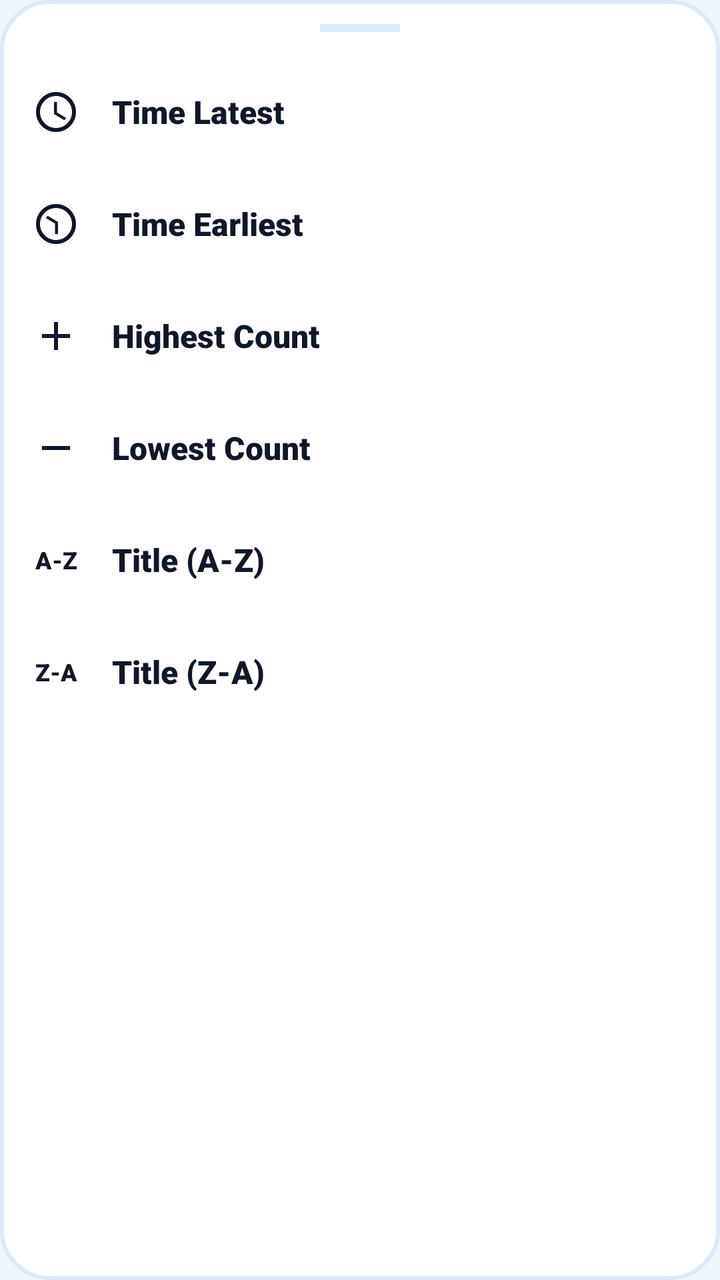
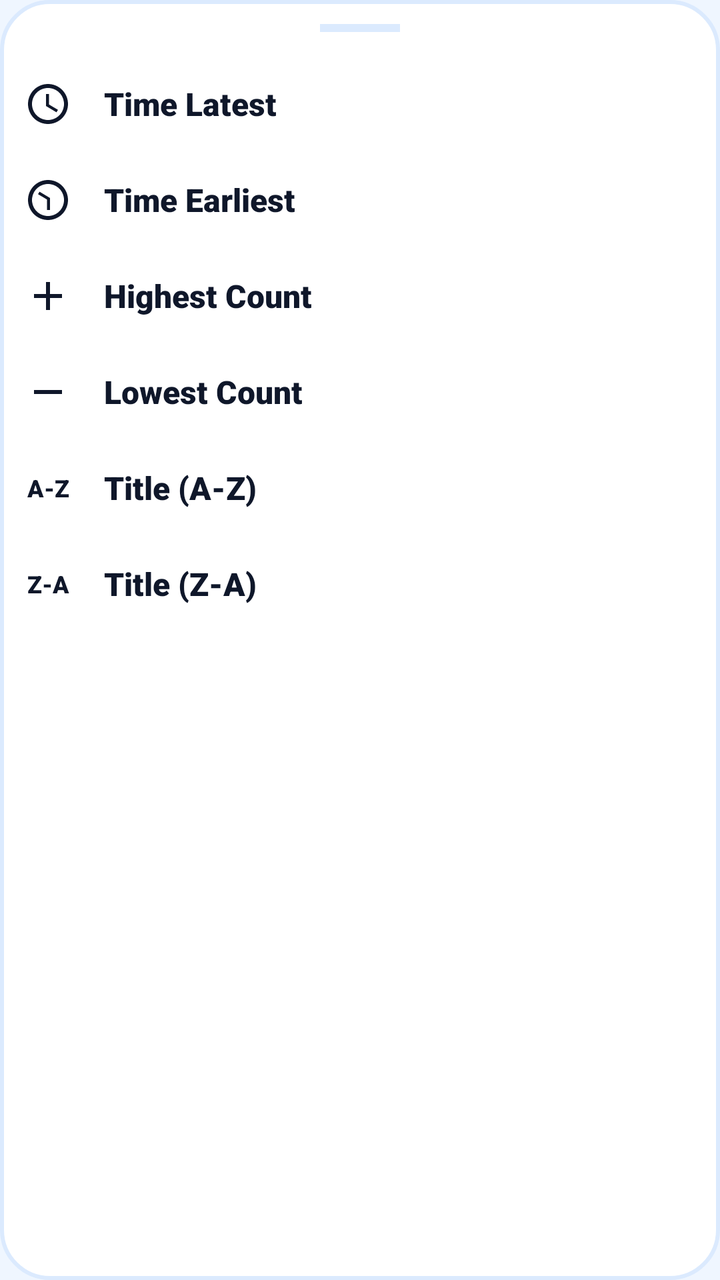

Screens rendered from an Android XML layout before and after an edit, with the pre-edit source and the edit as a unified diff.
<!-- AndroidManifest.xml: application theme Theme.SmartTasbeeh -->
<!-- res/layout/bottom_sheet_sort.xml -->
<?xml version="1.0" encoding="utf-8"?>
<LinearLayout xmlns:android="http://schemas.android.com/apk/res/android"
    xmlns:app="http://schemas.android.com/apk/res-auto"
    android:layout_width="match_parent"
    android:layout_height="wrap_content"
    android:orientation="vertical"
    android:background="@drawable/dialog_background_premium"
    android:paddingBottom="24dp">

    
    <View
        android:layout_width="40dp"
        android:layout_height="4dp"
        android:layout_gravity="center_horizontal"
        android:layout_marginTop="12dp"
        android:layout_marginBottom="12dp"
        android:background="@color/card_stroke_color"
        android:backgroundTint="@color/card_stroke_color"/>

    
    <LinearLayout
        android:id="@+id/optionLatest"
        android:layout_width="match_parent"
        android:layout_height="wrap_content"
        android:orientation="horizontal"
        android:padding="16dp"
        android:background="?attr/selectableItemBackground"
        android:gravity="center_vertical">
        <ImageView
            android:layout_width="24dp"
            android:layout_height="24dp"
            android:src="@drawable/ic_clock"
            app:tint="@color/text_primary"
            android:layout_marginEnd="16dp"/>
        <TextView
            android:layout_width="wrap_content"
            android:layout_height="wrap_content"
            android:text="Time Latest"
            android:textSize="16sp"
            android:fontFamily="sans-serif-black"
            android:textColor="@color/text_primary"/>
    </LinearLayout>

    
    <LinearLayout
        android:id="@+id/optionEarliest"
        android:layout_width="match_parent"
        android:layout_height="wrap_content"
        android:orientation="horizontal"
        android:padding="16dp"
        android:background="?attr/selectableItemBackground"
        android:gravity="center_vertical">
        <ImageView
            android:layout_width="24dp"
            android:layout_height="24dp"
            android:src="@drawable/ic_clock"
            android:rotation="180"
            app:tint="@color/text_primary"
            android:layout_marginEnd="16dp"/>
        <TextView
            android:layout_width="wrap_content"
            android:layout_height="wrap_content"
            android:text="Time Earliest"
            android:fontFamily="sans-serif-black"
            android:textSize="16sp"
            android:textColor="@color/text_primary"/>
    </LinearLayout>

    
    <LinearLayout
        android:id="@+id/optionHighest"
        android:layout_width="match_parent"
        android:layout_height="wrap_content"
        android:orientation="horizontal"
        android:padding="16dp"
        android:background="?attr/selectableItemBackground"
        android:gravity="center_vertical">
        <ImageView
            android:layout_width="24dp"
            android:layout_height="24dp"
            android:src="@drawable/ic_add" 
            app:tint="@color/text_primary"
            android:layout_marginEnd="16dp"/>
        <TextView
            android:layout_width="wrap_content"
            android:layout_height="wrap_content"
            android:text="Highest Count"
            android:fontFamily="sans-serif-black"
            android:textSize="16sp"
            android:textColor="@color/text_primary"/>
    </LinearLayout>
    
    
    <LinearLayout
        android:id="@+id/optionLowest"
        android:layout_width="match_parent"
        android:layout_height="wrap_content"
        android:orientation="horizontal"
        android:padding="16dp"
        android:background="?attr/selectableItemBackground"
        android:gravity="center_vertical">
        <ImageView
            android:layout_width="24dp"
            android:layout_height="24dp"
            android:src="@drawable/ic_remove" 
            app:tint="@color/text_primary"
            android:layout_marginEnd="16dp"/>
        <TextView
            android:layout_width="wrap_content"
            android:layout_height="wrap_content"
            android:text="Lowest Count"
            android:fontFamily="sans-serif-black"
            android:textSize="16sp"
            android:textColor="@color/text_primary"/>
    </LinearLayout>

    
    <LinearLayout
         android:id="@+id/optionAZ"
        android:layout_width="match_parent"
        android:layout_height="wrap_content"
        android:orientation="horizontal"
        android:padding="16dp"
        android:background="?attr/selectableItemBackground"
        android:gravity="center_vertical">
        <TextView
             android:layout_width="24dp"
             android:layout_height="24dp"
             android:text="A-Z"
            android:fontFamily="sans-serif-black"
             android:textSize="12sp"
             android:gravity="center"
             android:textColor="@color/text_primary"
             android:layout_marginEnd="16dp"/>
        <TextView
            android:layout_width="wrap_content"
            android:layout_height="wrap_content"
            android:text="Title (A-Z)"
            android:fontFamily="sans-serif-black"
            android:textSize="16sp"
            android:textColor="@color/text_primary"/>
    </LinearLayout>

    
    <LinearLayout
        android:id="@+id/optionZA"
        android:layout_width="match_parent"
        android:layout_height="wrap_content"
        android:orientation="horizontal"
        android:padding="16dp"
        android:background="?attr/selectableItemBackground"
        android:gravity="center_vertical">
        <TextView
             android:layout_width="24dp"
             android:layout_height="24dp"
             android:text="Z-A"
            android:fontFamily="sans-serif-black"
             android:textSize="12sp"
             android:gravity="center"
             android:textColor="@color/text_primary"
             android:layout_marginEnd="16dp"/>
        <TextView
            android:layout_width="wrap_content"
            android:layout_height="wrap_content"
            android:text="Title (Z-A)"
            android:fontFamily="sans-serif-black"
            android:textSize="16sp"
            android:textColor="@color/text_primary"/>
    </LinearLayout>

</LinearLayout>
<!-- resources referenced by this layout -->
<resources>
  <color name="card_stroke_color">#DBEAFE</color>
  <color name="text_primary">#0F172A</color>
  <!-- drawable dialog_background_premium (drawable) -->
  <?xml version="1.0" encoding="utf-8"?>
  <shape xmlns:android="http://schemas.android.com/apk/res/android"
      android:shape="rectangle">
      <solid android:color="@color/card_background"/>
      <corners android:radius="24dp"/>
      <stroke android:width="2dp" android:color="@color/card_stroke_color"/>
  </shape>
  <!-- drawable ic_add (drawable) -->
  <vector xmlns:android="http://schemas.android.com/apk/res/android"
      android:width="24dp"
      android:height="24dp"
      android:viewportWidth="24"
      android:viewportHeight="24">
      <path
        android:fillColor="@android:color/white"
        android:pathData="M19,13h-6v6h-2v-6H5v-2h6V5h2v6h6v2z"/>
  </vector>
  <!-- drawable ic_clock (drawable) -->
  <vector xmlns:android="http://schemas.android.com/apk/res/android"
      android:width="24dp"
      android:height="24dp"
      android:viewportWidth="24.0"
      android:viewportHeight="24.0">
      <path
          android:fillColor="@android:color/white"
          android:pathData="M11.99,2C6.47,2 2,6.48 2,12s4.47,10 9.99,10C17.52,22 22,17.52 22,12S17.52,2 11.99,2zM12,20c-4.42,0 -8,-3.58 -8,-8s3.58,-8 8,-8 8,3.58 8,8 -3.58,8 -8,8zM12.5,7H11v6l5.25,3.15 0.75,-1.23 -4.5,-2.67z"/>
  </vector>
  <!-- drawable ic_remove (drawable) -->
  <vector xmlns:android="http://schemas.android.com/apk/res/android"
      android:width="24dp"
      android:height="24dp"
      android:viewportWidth="24"
      android:viewportHeight="24"
      android:tint="?attr/colorControlNormal">
    <path
        android:fillColor="@android:color/white"
        android:pathData="M19,13H5v-2h14v2z"/>
  </vector>
  <style name="Theme.SmartTasbeeh" parent="Base.Theme.SmartTasbeeh" />
  <color name="card_background">#FFFFFF</color>
  <style name="Base.Theme.SmartTasbeeh" parent="Theme.Material3.DayNight.NoActionBar">
          <item name="colorPrimary">@color/tasbeeh_blue_primary</item>
          <item name="colorPrimaryVariant">@color/tasbeeh_blue_dark</item>
          <item name="colorOnPrimary">@color/white</item>
  
          <item name="android:statusBarColor">@color/tasbeeh_blue_dark</item>
          <item name="android:windowLightStatusBar">false</item>
  
          <item name="android:windowBackground">@color/background_light</item>
          <item name="android:textColor">@color/text_primary</item>
      </style>
  <color name="tasbeeh_blue_primary">#2563EB</color>
  <color name="tasbeeh_blue_dark">#1E3A8A</color>
  <color name="white">#FFFFFFFF</color>
  <color name="background_light">#EFF6FF</color>
</resources>

<!-- the commit's change to res/layout/bottom_sheet_sort.xml (unified diff, before → after) -->
@@ -23,7 +23,7 @@
         android:layout_width="match_parent"
         android:layout_height="wrap_content"
         android:orientation="horizontal"
-        android:padding="16dp"
+        android:padding="12dp"
         android:background="?attr/selectableItemBackground"
         android:gravity="center_vertical">
         <ImageView
@@ -47,7 +47,7 @@
         android:layout_width="match_parent"
         android:layout_height="wrap_content"
         android:orientation="horizontal"
-        android:padding="16dp"
+        android:padding="12dp"
         android:background="?attr/selectableItemBackground"
         android:gravity="center_vertical">
         <ImageView
@@ -72,7 +72,7 @@
         android:layout_width="match_parent"
         android:layout_height="wrap_content"
         android:orientation="horizontal"
-        android:padding="16dp"
+        android:padding="12dp"
         android:background="?attr/selectableItemBackground"
         android:gravity="center_vertical">
         <ImageView
@@ -96,7 +96,7 @@
         android:layout_width="match_parent"
         android:layout_height="wrap_content"
         android:orientation="horizontal"
-        android:padding="16dp"
+        android:padding="12dp"
         android:background="?attr/selectableItemBackground"
         android:gravity="center_vertical">
         <ImageView
@@ -120,7 +120,7 @@
         android:layout_width="match_parent"
         android:layout_height="wrap_content"
         android:orientation="horizontal"
-        android:padding="16dp"
+        android:padding="12dp"
         android:background="?attr/selectableItemBackground"
         android:gravity="center_vertical">
         <TextView
@@ -147,7 +147,7 @@
         android:layout_width="match_parent"
         android:layout_height="wrap_content"
         android:orientation="horizontal"
-        android:padding="16dp"
+        android:padding="12dp"
         android:background="?attr/selectableItemBackground"
         android:gravity="center_vertical">
         <TextView
